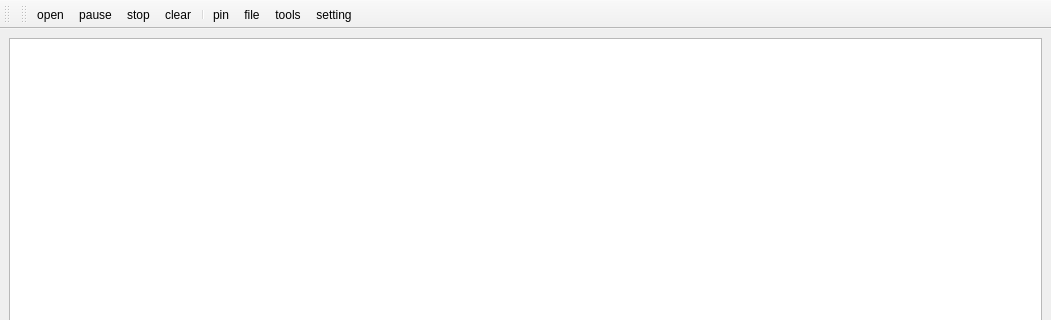
Above: ui/mainWindow.ui from cocom-official/CoCOM before the change; both pictures show x 0 to 1051 and y 0 to 320 of the 1051 by 921 pixel window. Below: the same form after it.
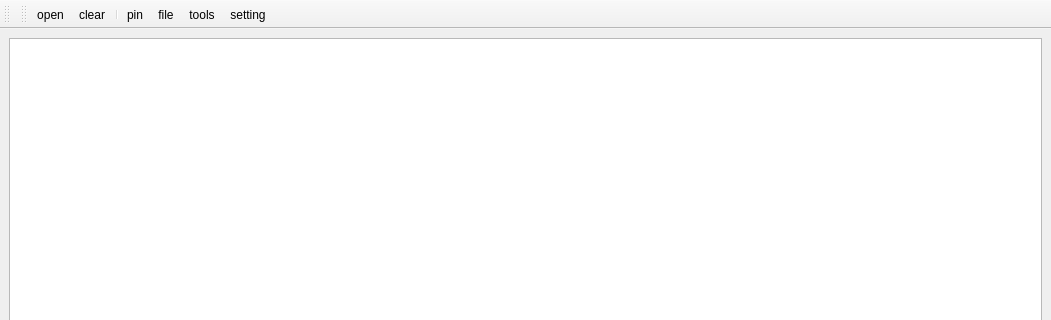
That is the form after the change. Icons and pictures are not drawn.

Patch:
```diff
--- a/ui/mainWindow.ui
+++ b/ui/mainWindow.ui
@@ -272,6 +272,12 @@
    <property name="windowTitle">
     <string>toolBar</string>
    </property>
+   <property name="iconSize">
+    <size>
+     <width>24</width>
+     <height>24</height>
+    </size>
+   </property>
    <attribute name="toolBarArea">
     <enum>TopToolBarArea</enum>
    </attribute>
@@ -279,8 +285,6 @@
     <bool>false</bool>
    </attribute>
    <addaction name="openAction"/>
-   <addaction name="pauseAction"/>
-   <addaction name="stopAction"/>
    <addaction name="clearAction"/>
    <addaction name="separator"/>
    <addaction name="actionPin"/>
```
Left out of the diff: 3 changed lines with no effect on the pictures.
